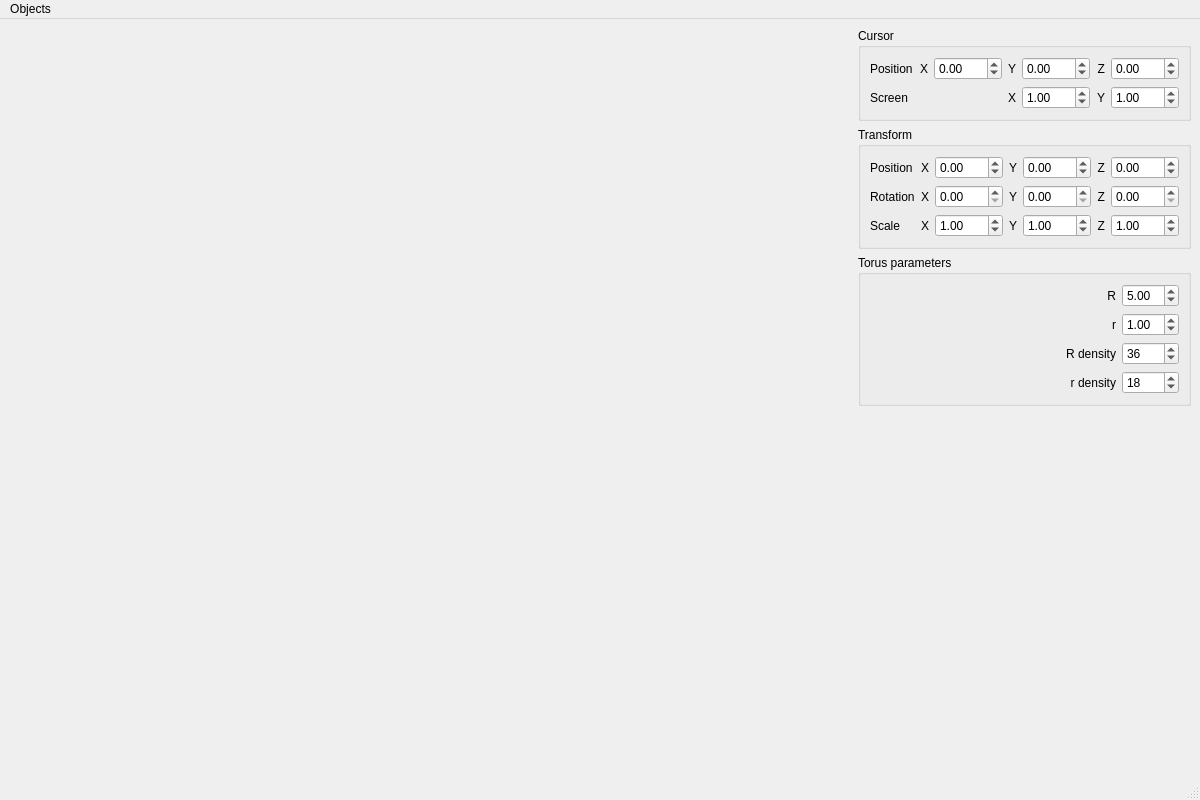
Before: the Qt Designer form mainwindow.ui in smogork/SmoCAD, drawn with Qt 5.
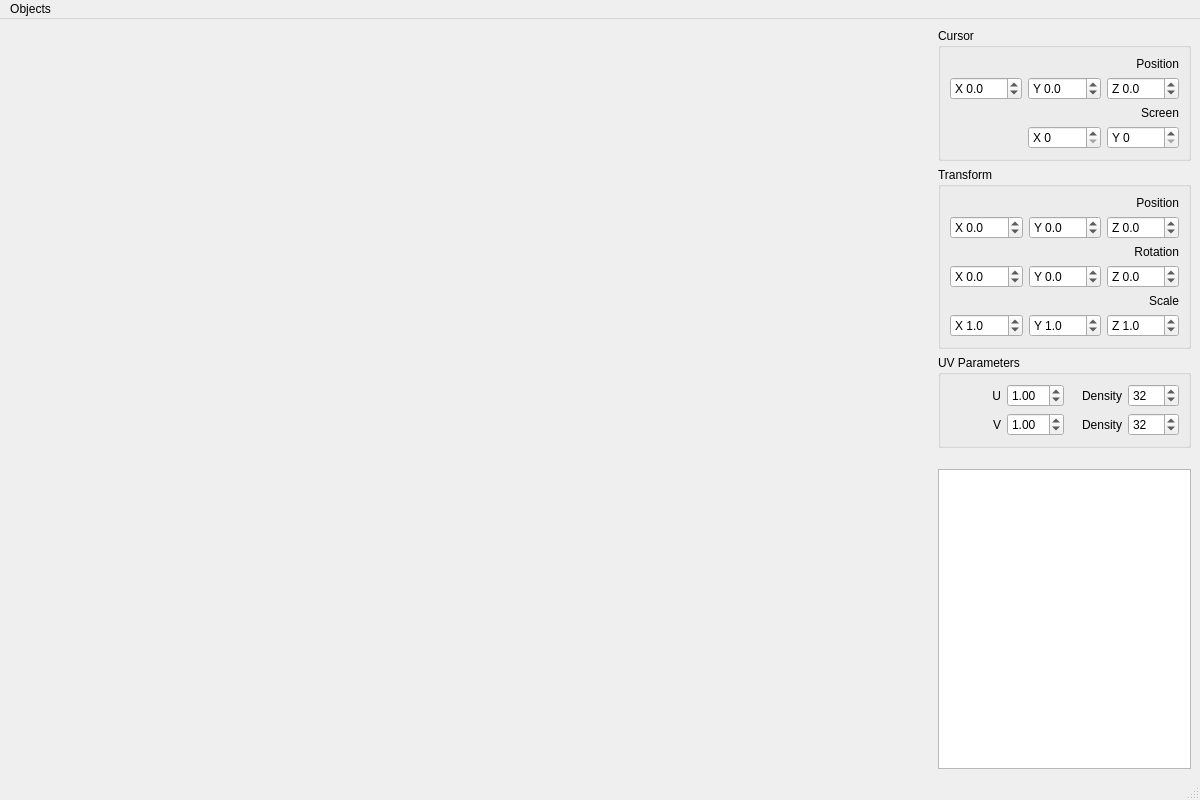
After: the same form once the commit is applied. Custom widgets are drawn as their Qt base class.

Commit message: Przeprojektowanie interfejsu

```diff
--- a/mainwindow.ui
+++ b/mainwindow.ui
@@ -51,14 +51,30 @@
         <layout class="QVBoxLayout" name="verticalLayout_6">
          <item>
           <layout class="QGridLayout" name="gridLayout_4">
-           <item row="0" column="0">
-            <widget class="QLabel" name="label_26">
-             <property name="text">
-              <string>Position</string>
+           <item row="3" column="3">
+            <widget class="QSpinBox" name="spinBox_2">
+             <property name="prefix">
+              <string>Y </string>
              </property>
+             <property name="maximum">
+              <number>1000</number>
+             </property>
             </widget>
            </item>
-           <item row="0" column="6">
+           <item row="3" column="2">
+            <widget class="QSpinBox" name="spinBox">
+             <property name="suffix">
+              <string/>
+             </property>
+             <property name="prefix">
+              <string>X </string>
+             </property>
+             <property name="maximum">
+              <number>1000</number>
+             </property>
+            </widget>
+           </item>
+           <item row="1" column="3">
             <widget class="QDoubleSpinBox" name="spinPosZ_2">
              <property name="sizePolicy">
               <sizepolicy hsizetype="Minimum" vsizetype="Fixed">
@@ -66,118 +82,67 @@
                <verstretch>0</verstretch>
               </sizepolicy>
              </property>
+             <property name="prefix">
+              <string>Z </string>
+             </property>
+             <property name="decimals">
+              <number>1</number>
+             </property>
              <property name="minimum">
-              <double>-100.000000000000000</double>
+              <double>-99.000000000000000</double>
              </property>
              <property name="maximum">
-              <double>100.000000000000000</double>
+              <double>99.000000000000000</double>
              </property>
             </widget>
            </item>
-           <item row="0" column="4">
+           <item row="1" column="1">
+            <widget class="QDoubleSpinBox" name="spinPosX_2">
+             <property name="prefix">
+              <string>X </string>
+             </property>
+             <property name="decimals">
+              <number>1</number>
+             </property>
+             <property name="minimum">
+              <double>-99.900000000000006</double>
+             </property>
+             <property name="maximum">
+              <double>99.900000000000006</double>
+             </property>
+            </widget>
+           </item>
+           <item row="1" column="2">
             <widget class="QDoubleSpinBox" name="spinPosY_2">
+             <property name="prefix">
+              <string>Y </string>
+             </property>
+             <property name="decimals">
+              <number>1</number>
+             </property>
              <property name="minimum">
-              <double>-100.000000000000000</double>
+              <double>-99.900000000000006</double>
              </property>
              <property name="maximum">
-              <double>100.000000000000000</double>
+              <double>99.900000000000006</double>
              </property>
             </widget>
            </item>
-           <item row="0" column="5">
-            <widget class="QLabel" name="label_23">
+           <item row="0" column="3">
+            <widget class="QLabel" name="label_26">
              <property name="text">
-              <string>Z</string>
+              <string>Position</string>
              </property>
              <property name="alignment">
               <set>Qt::AlignRight|Qt::AlignTrailing|Qt::AlignVCenter</set>
              </property>
             </widget>
            </item>
-           <item row="1" column="0">
+           <item row="2" column="3">
             <widget class="QLabel" name="label_19">
              <property name="text">
               <string>Screen</string>
              </property>
-            </widget>
-           </item>
-           <item row="0" column="1">
-            <widget class="QLabel" name="label_21">
-             <property name="text">
-              <string>X</string>
-             </property>
-             <property name="alignment">
-              <set>Qt::AlignRight|Qt::AlignTrailing|Qt::AlignVCenter</set>
-             </property>
-            </widget>
-           </item>
-           <item row="0" column="3">
-            <widget class="QLabel" name="label_22">
-             <property name="text">
-              <string>Y</string>
-             </property>
-             <property name="alignment">
-              <set>Qt::AlignRight|Qt::AlignTrailing|Qt::AlignVCenter</set>
-             </property>
-            </widget>
-           </item>
-           <item row="0" column="2">
-            <widget class="QDoubleSpinBox" name="spinPosX_2">
-             <property name="minimum">
-              <double>-100.000000000000000</double>
-             </property>
-             <property name="maximum">
-              <double>100.000000000000000</double>
-             </property>
-            </widget>
-           </item>
-           <item row="1" column="6">
-            <widget class="QDoubleSpinBox" name="spinScaleY_2">
-             <property name="minimum">
-              <double>0.010000000000000</double>
-             </property>
-             <property name="maximum">
-              <double>100.000000000000000</double>
-             </property>
-             <property name="singleStep">
-              <double>0.100000000000000</double>
-             </property>
-             <property name="value">
-              <double>1.000000000000000</double>
-             </property>
-            </widget>
-           </item>
-           <item row="1" column="5">
-            <widget class="QLabel" name="label_24">
-             <property name="text">
-              <string>Y</string>
-             </property>
-             <property name="alignment">
-              <set>Qt::AlignRight|Qt::AlignTrailing|Qt::AlignVCenter</set>
-             </property>
-            </widget>
-           </item>
-           <item row="1" column="4">
-            <widget class="QDoubleSpinBox" name="spinScaleX_2">
-             <property name="minimum">
-              <double>0.010000000000000</double>
-             </property>
-             <property name="maximum">
-              <double>100.000000000000000</double>
-             </property>
-             <property name="singleStep">
-              <double>0.100000000000000</double>
-             </property>
-             <property name="value">
-              <double>1.000000000000000</double>
-             </property>
-            </widget>
-           </item>
-           <item row="1" column="3">
-            <widget class="QLabel" name="label_27">
-             <property name="text">
-              <string>X</string>
-             </property>
              <property name="alignment">
               <set>Qt::AlignRight|Qt::AlignTrailing|Qt::AlignVCenter</set>
              </property>
@@ -196,37 +161,19 @@
         <layout class="QVBoxLayout" name="verticalLayout">
          <item>
           <layout class="QGridLayout" name="gridLayout_2">
-           <item row="1" column="1">
-            <widget class="QLabel" name="label_8">
-             <property name="text">
-              <string>X</string>
+           <item row="5" column="1">
+            <widget class="QDoubleSpinBox" name="spinScaleX">
+             <property name="prefix">
+              <string>X </string>
              </property>
-             <property name="alignment">
-              <set>Qt::AlignRight|Qt::AlignTrailing|Qt::AlignVCenter</set>
+             <property name="decimals">
+              <number>1</number>
              </property>
-            </widget>
-           </item>
-           <item row="1" column="0">
-            <widget class="QLabel" name="label_3">
-             <property name="text">
-              <string>Rotation</string>
-             </property>
-            </widget>
-           </item>
-           <item row="2" column="0">
-            <widget class="QLabel" name="label_4">
-             <property name="text">
-              <string>Scale</string>
-             </property>
-            </widget>
-           </item>
-           <item row="2" column="6">
-            <widget class="QDoubleSpinBox" name="spinScaleZ">
              <property name="minimum">
-              <double>0.010000000000000</double>
+              <double>0.000000000000000</double>
              </property>
              <property name="maximum">
-              <double>100.000000000000000</double>
+              <double>99.900000000000006</double>
              </property>
              <property name="singleStep">
               <double>0.100000000000000</double>
@@ -236,7 +183,7 @@
              </property>
             </widget>
            </item>
-           <item row="0" column="6">
+           <item row="1" column="3">
             <widget class="QDoubleSpinBox" name="spinPosZ">
              <property name="sizePolicy">
               <sizepolicy hsizetype="Minimum" vsizetype="Fixed">
@@ -244,177 +191,174 @@
                <verstretch>0</verstretch>
               </sizepolicy>
              </property>
+             <property name="prefix">
+              <string>Z </string>
+             </property>
+             <property name="decimals">
+              <number>1</number>
+             </property>
              <property name="minimum">
-              <double>-100.000000000000000</double>
+              <double>-99.900000000000006</double>
              </property>
              <property name="maximum">
-              <double>100.000000000000000</double>
+              <double>99.900000000000006</double>
              </property>
             </widget>
            </item>
-           <item row="1" column="5">
-            <widget class="QLabel" name="label_10">
-             <property name="text">
-              <string>Z</string>
+           <item row="5" column="3">
+            <widget class="QDoubleSpinBox" name="spinScaleZ">
+             <property name="prefix">
+              <string>Z </string>
              </property>
-             <property name="alignment">
-              <set>Qt::AlignRight|Qt::AlignTrailing|Qt::AlignVCenter</set>
+             <property name="decimals">
+              <number>1</number>
              </property>
-            </widget>
-           </item>
-           <item row="0" column="4">
-            <widget class="QDoubleSpinBox" name="spinPosY">
              <property name="minimum">
-              <double>-100.000000000000000</double>
+              <double>0.000000000000000</double>
              </property>
              <property name="maximum">
-              <double>100.000000000000000</double>
+              <double>99.900000000000006</double>
              </property>
-            </widget>
-           </item>
-           <item row="0" column="1">
-            <widget class="QLabel" name="label_5">
-             <property name="text">
-              <string>X</string>
+             <property name="singleStep">
+              <double>0.100000000000000</double>
              </property>
-             <property name="alignment">
-              <set>Qt::AlignRight|Qt::AlignTrailing|Qt::AlignVCenter</set>
+             <property name="value">
+              <double>1.000000000000000</double>
              </property>
             </widget>
            </item>
-           <item row="0" column="3">
-            <widget class="QLabel" name="label_6">
-             <property name="text">
-              <string>Y</string>
-             </property>
-             <property name="alignment">
-              <set>Qt::AlignRight|Qt::AlignTrailing|Qt::AlignVCenter</set>
-             </property>
-            </widget>
-           </item>
-           <item row="2" column="4">
+           <item row="5" column="2">
             <widget class="QDoubleSpinBox" name="spinScaleY">
-             <property name="minimum">
-              <double>0.010000000000000</double>
+             <property name="prefix">
+              <string>Y </string>
              </property>
-             <property name="maximum">
-              <double>100.000000000000000</double>
+             <property name="decimals">
+              <number>1</number>
              </property>
-             <property name="singleStep">
-              <double>0.100000000000000</double>
-             </property>
-             <property name="value">
-              <double>1.000000000000000</double>
-             </property>
-            </widget>
-           </item>
-           <item row="2" column="2">
-            <widget class="QDoubleSpinBox" name="spinScaleX">
-             <property name="minimum">
-              <double>0.010000000000000</double>
-             </property>
-             <property name="maximum">
-              <double>100.000000000000000</double>
-             </property>
-             <property name="singleStep">
-              <double>0.100000000000000</double>
-             </property>
-             <property name="value">
-              <double>1.000000000000000</double>
-             </property>
-            </widget>
-           </item>
-           <item row="1" column="4">
-            <widget class="QDoubleSpinBox" name="spinRotY">
              <property name="minimum">
               <double>0.000000000000000</double>
              </property>
              <property name="maximum">
-              <double>360.000000000000000</double>
+              <double>99.900000000000006</double>
+             </property>
+             <property name="singleStep">
+              <double>0.100000000000000</double>
+             </property>
+             <property name="value">
+              <double>1.000000000000000</double>
              </property>
             </widget>
            </item>
-           <item row="0" column="2">
+           <item row="1" column="1">
             <widget class="QDoubleSpinBox" name="spinPosX">
+             <property name="prefix">
+              <string>X </string>
+             </property>
+             <property name="decimals">
+              <number>1</number>
+             </property>
              <property name="minimum">
-              <double>-100.000000000000000</double>
+              <double>-99.900000000000006</double>
              </property>
              <property name="maximum">
-              <double>100.000000000000000</double>
+              <double>99.900000000000006</double>
              </property>
             </widget>
            </item>
-           <item row="0" column="5">
-            <widget class="QLabel" name="label_7">
-             <property name="text">
-              <string>Z</string>
-             </property>
-             <property name="alignment">
-              <set>Qt::AlignRight|Qt::AlignTrailing|Qt::AlignVCenter</set>
-             </property>
-            </widget>
-           </item>
-           <item row="2" column="3">
-            <widget class="QLabel" name="label_12">
-             <property name="text">
-              <string>Y</string>
-             </property>
-             <property name="alignment">
-              <set>Qt::AlignRight|Qt::AlignTrailing|Qt::AlignVCenter</set>
-             </property>
-            </widget>
-           </item>
-           <item row="2" column="5">
-            <widget class="QLabel" name="label_13">
-             <property name="text">
-              <string>Z</string>
-             </property>
-             <property name="alignment">
-              <set>Qt::AlignRight|Qt::AlignTrailing|Qt::AlignVCenter</set>
-             </property>
-            </widget>
-           </item>
-           <item row="1" column="2">
+           <item row="3" column="1">
             <widget class="QDoubleSpinBox" name="spinRotX">
+             <property name="prefix">
+              <string>X </string>
+             </property>
+             <property name="decimals">
+              <number>1</number>
+             </property>
              <property name="minimum">
-              <double>0.000000000000000</double>
+              <double>-360.000000000000000</double>
              </property>
              <property name="maximum">
               <double>360.000000000000000</double>
              </property>
             </widget>
            </item>
-           <item row="1" column="6">
+           <item row="1" column="2">
+            <widget class="QDoubleSpinBox" name="spinPosY">
+             <property name="prefix">
+              <string>Y </string>
+             </property>
+             <property name="decimals">
+              <number>1</number>
+             </property>
+             <property name="minimum">
+              <double>-99.900000000000006</double>
+             </property>
+             <property name="maximum">
+              <double>99.900000000000006</double>
+             </property>
+            </widget>
+           </item>
+           <item row="3" column="2">
+            <widget class="QDoubleSpinBox" name="spinRotY">
+             <property name="prefix">
+              <string>Y </string>
+             </property>
+             <property name="suffix">
+              <string/>
+             </property>
+             <property name="decimals">
+              <number>1</number>
+             </property>
+             <property name="minimum">
+              <double>-360.000000000000000</double>
+             </property>
+             <property name="maximum">
+              <double>360.000000000000000</double>
+             </property>
+             <property name="singleStep">
+              <double>10.000000000000000</double>
+             </property>
+            </widget>
+           </item>
+           <item row="3" column="3">
             <widget class="QDoubleSpinBox" name="spinRotZ">
+             <property name="prefix">
+              <string>Z </string>
+             </property>
+             <property name="decimals">
+              <number>1</number>
+             </property>
              <property name="minimum">
-              <double>0.000000000000000</double>
+              <double>-360.000000000000000</double>
              </property>
              <property name="maximum">
               <double>360.000000000000000</double>
              </property>
             </widget>
            </item>
-           <item row="0" column="0">
+           <item row="0" column="3">
             <widget class="QLabel" name="label_2">
              <property name="text">
               <string>Position</string>
              </property>
+             <property name="alignment">
+              <set>Qt::AlignRight|Qt::AlignTrailing|Qt::AlignVCenter</set>
+             </property>
             </widget>
            </item>
-           <item row="2" column="1">
-            <widget class="QLabel" name="label_11">
+           <item row="2" column="3">
+            <widget class="QLabel" name="label_3">
              <property name="text">
-              <string>X</string>
+              <string>Rotation</string>
              </property>
              <property name="alignment">
               <set>Qt::AlignRight|Qt::AlignTrailing|Qt::AlignVCenter</set>
              </property>
             </widget>
            </item>
-           <item row="1" column="3">
-            <widget class="QLabel" name="label_9">
+           <item row="4" column="3">
+            <widget class="QLabel" name="label_4">
              <property name="text">
-              <string>Y</string>
+              <string>Scale</string>
              </property>
              <property name="alignment">
               <set>Qt::AlignRight|Qt::AlignTrailing|Qt::AlignVCenter</set>
@@ -429,41 +373,11 @@
       <item>
        <widget class="QGroupBox" name="groupBoxTorusParams">
         <property name="title">
-         <string>Torus parameters</string>
+         <string>UV Parameters</string>
         </property>
         <layout class="QVBoxLayout" name="verticalLayout_2">
          <item>
           <layout class="QGridLayout" name="gridLayout_3">
-           <item row="3" column="0">
-            <widget class="QLabel" name="label_16">
-             <property name="text">
-              <string>r density</string>
-             </property>
-             <property name="alignment">
-              <set>Qt::AlignRight|Qt::AlignTrailing|Qt::AlignVCenter</set>
-             </property>
-            </widget>
-           </item>
-           <item row="0" column="0">
-            <widget class="QLabel" name="label">
-             <property name="text">
-              <string>R</string>
-             </property>
-             <property name="alignment">
-              <set>Qt::AlignRight|Qt::AlignTrailing|Qt::AlignVCenter</set>
-             </property>
-            </widget>
-           </item>
-           <item row="1" column="0">
-            <widget class="QLabel" name="label_14">
-             <property name="text">
-              <string>r</string>
-             </property>
-             <property name="alignment">
-              <set>Qt::AlignRight|Qt::AlignTrailing|Qt::AlignVCenter</set>
-             </property>
-            </widget>
-           </item>
            <item row="1" column="1">
             <widget class="QDoubleSpinBox" name="spinTorusr">
              <property name="sizePolicy">
@@ -480,30 +394,27 @@
              </property>
             </widget>
            </item>
+           <item row="1" column="0">
+            <widget class="QLabel" name="label_14">
+             <property name="text">
+              <string>V</string>
+             </property>
+             <property name="alignment">
+              <set>Qt::AlignRight|Qt::AlignTrailing|Qt::AlignVCenter</set>
+             </property>
+            </widget>
+           </item>
            <item row="0" column="1">
             <widget class="QDoubleSpinBox" name="spinTorusR">
              <property name="minimum">
               <double>0.100000000000000</double>
              </property>
              <property name="value">
-              <double>5.000000000000000</double>
+              <double>1.000000000000000</double>
              </property>
             </widget>
            </item>
-           <item row="2" column="1">
-            <widget class="QSpinBox" name="spinTorusRDensity">
-             <property name="minimum">
-              <number>4</number>
-             </property>
-             <property name="maximum">
-              <number>500</number>
-             </property>
-             <property name="value">
-              <number>36</number>
-             </property>
-            </widget>
-           </item>
-           <item row="3" column="1">
+           <item row="1" column="3">
             <widget class="QSpinBox" name="spinTorusrDensity">
              <property name="minimum">
               <number>4</number>
@@ -512,14 +423,47 @@
               <number>250</number>
              </property>
              <property name="value">
-              <number>18</number>
+              <number>32</number>
              </property>
             </widget>
            </item>
-           <item row="2" column="0">
+           <item row="0" column="0">
+            <widget class="QLabel" name="label">
+             <property name="text">
+              <string>U</string>
+             </property>
+             <property name="alignment">
+              <set>Qt::AlignRight|Qt::AlignTrailing|Qt::AlignVCenter</set>
+             </property>
+            </widget>
+           </item>
+           <item row="0" column="3">
+            <widget class="QSpinBox" name="spinTorusRDensity">
+             <property name="minimum">
+              <number>4</number>
+             </property>
+             <property name="maximum">
+              <number>500</number>
+             </property>
+             <property name="value">
+              <number>32</number>
+             </property>
+            </widget>
+           </item>
+           <item row="0" column="2">
             <widget class="QLabel" name="label_15">
              <property name="text">
-              <string>R density</string>
+              <string>Density</string>
+             </property>
+             <property name="alignment">
+              <set>Qt::AlignRight|Qt::AlignTrailing|Qt::AlignVCenter</set>
+             </property>
+            </widget>
+           </item>
+           <item row="1" column="2">
+            <widget class="QLabel" name="label_16">
+             <property name="text">
+              <string>Density</string>
              </property>
              <property name="alignment">
               <set>Qt::AlignRight|Qt::AlignTrailing|Qt::AlignVCenter</set>
@@ -544,6 +488,22 @@
         </property>
        </spacer>
       </item>
+      <item>
+       <widget class="QTreeView" name="treeViewObjects">
+        <property name="sizePolicy">
+         <sizepolicy hsizetype="Ignored" vsizetype="Fixed">
+          <horstretch>0</horstretch>
+          <verstretch>0</verstretch>
+         </sizepolicy>
+        </property>
+        <property name="minimumSize">
+         <size>
+          <width>0</width>
+          <height>300</height>
+         </size>
+        </property>
+       </widget>
+      </item>
      </layout>
     </item>
    </layout>
```
Left out of the diff: 8 changed lines with no effect on the pictures. The commit also changes 2 other files.
